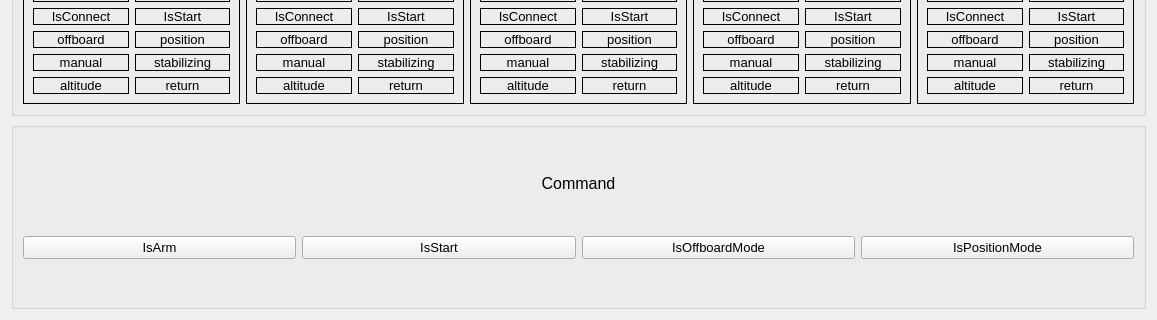
The window that src/ui_uavs/src/all_uavs_windows.ui (DTUAV/catkin_ws_dt_uavs) describes before a commit, drawn with Qt 5; both pictures show x 0 to 1157 and y 265 to 585 of the 1157 by 585 pixel window.
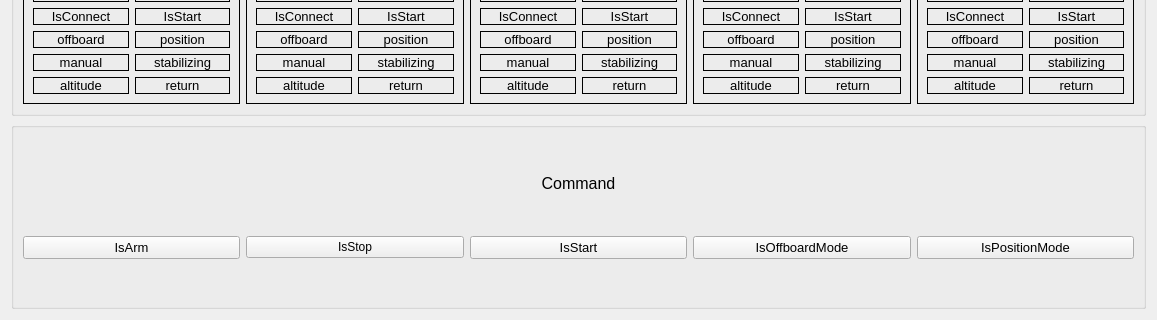
The same window after the commit.

Patch:
```diff
--- a/src/ui_uavs/src/all_uavs_windows.ui
+++ b/src/ui_uavs/src/all_uavs_windows.ui
@@ -2869,6 +2869,19 @@
             </property>
            </widget>
           </item>
+          <item>
+           <widget class="QPushButton" name="pb_is_stop">
+            <property name="sizePolicy">
+             <sizepolicy hsizetype="Expanding" vsizetype="Fixed">
+              <horstretch>0</horstretch>
+              <verstretch>0</verstretch>
+             </sizepolicy>
+            </property>
+            <property name="text">
+             <string>IsStop</string>
+            </property>
+           </widget>
+          </item>
           <item>
            <widget class="QPushButton" name="pb_is_start">
             <property name="sizePolicy">
```
Left out of the diff: 2 changed lines with no effect on the pictures.
